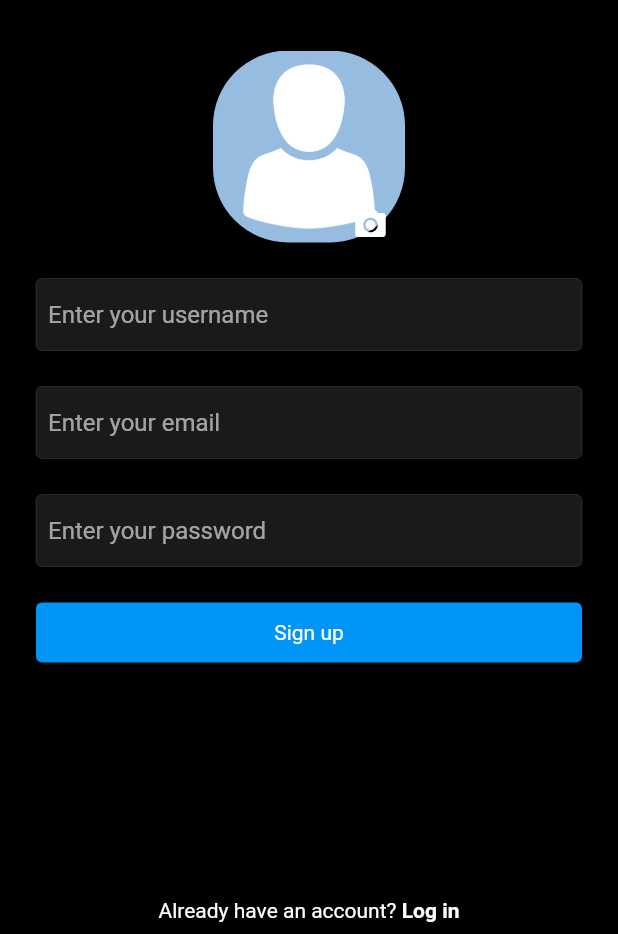
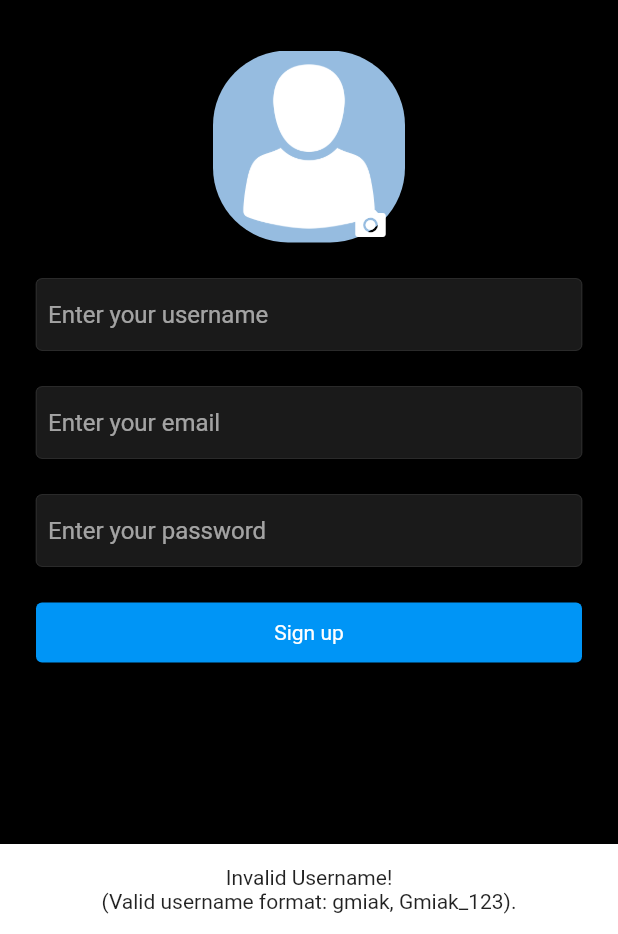
Before and after one commit to gmiak/qltura, a Flutter app: the SignUpScreen screen opened directly, after a tap on "Sign up", on a phone screen of 412 x 824 dp, the part 302-1236 px from its top. Run offline on Flutter 3.47's test engine with Material 2 defaults, Android fonts, the phone set to English and light mode, and no system bars; our stand-ins replace cloud_firestore, firebase_auth, firebase_core, firebase_storage, image_picker; missing offline and left inert: cloud_firestore_web, firebase_auth_web, firebase_core_web, firebase_storage_web, image_picker_for_web; accounts and stored records are empty.

Commit message:
Did some big refactoring in the codebase

```diff
--- /dev/null
+++ b/lib/client/service/utils/show_snack_bar.dart
@@ -0,0 +1,13 @@
+import 'package:flutter/material.dart';
+
+showSnackBar(String content, BuildContext context) {
+  ScaffoldMessenger.of(context).showSnackBar(
+    SnackBar(
+      content: Text(
+        content,
+        textAlign: TextAlign.center,
+      ),
+      duration: const Duration(seconds: 8),
+    ),
+  );
+}
--- a/lib/client/view/screens/signup_screen.dart
+++ b/lib/client/view/screens/signup_screen.dart
@@ -5,8 +5,14 @@ import 'package:flutter/material.dart';
 import 'package:image_picker/image_picker.dart';
 import 'package:qltura/client/service/utils/colors.dart';
 import 'package:qltura/client/service/utils/select_image.dart';
+import 'package:qltura/client/service/utils/show_snack_bar.dart';
 import 'package:qltura/client/view/components/text_field_input.dart';
-import 'package:qltura/server/controller/profile_controller.dart';
+import 'package:qltura/client/view/screens/login_screen.dart';
+import 'package:qltura/server/controller/user_controller.dart';
+
+import '../../service/config/responsiveLayout/mobile_screen_layout.dart';
+import '../../service/config/responsiveLayout/responsive.dart';
+import '../../service/config/responsiveLayout/web_screen_layout.dart';
 
 class SignUpScreen extends StatefulWidget {
   const SignUpScreen({Key? key}) : super(key: key);
@@ -19,6 +25,8 @@ class _SignUpScreenState extends State<SignUpScreen> {
   final TextEditingController _passwordController = TextEditingController();
   final TextEditingController _usernameController = TextEditingController();
   Uint8List? _image;
+  // ignore: prefer_final_fields
+  bool _isLoading = false;
 
   // Dispose for cleaning up the textfield
   @override
@@ -35,6 +43,43 @@ class _SignUpScreenState extends State<SignUpScreen> {
     setState(() {
       _image = pic;
     });
+  }
+
+  // Signup user
+  signUpUser() async {
+    setState(() {
+      _isLoading = true;
+    });
+    String res = await UserController().signup(
+      email: _emailController.text,
+      password: _passwordController.text,
+      username: _usernameController.text,
+      file: _image ?? await loadDefaultAvatar(),
+    );
+    setState(() {
+      _isLoading = false;
+    });
+    if (res == "success") {
+      // ignore: use_build_context_synchronously
+      Navigator.of(context).push(MaterialPageRoute(
+        builder: (context) => const ResponsiveLayout(
+          mobileScreenLayout: MobileScreenLayout(),
+          webScreenLayout: WebScreenLayout(),
+        ),
+      ));
+    } else {
+      // ignore: use_build_context_synchronously
+      showSnackBar(res, context);
+    }
+  }
+
+  // Navigate to signup
+  void navigateTologin() {
+    Navigator.of(context).pushReplacement(
+      MaterialPageRoute(
+        builder: (context) => const LoginScreen(),
+      ),
+    );
   }
 
   @override
@@ -108,17 +153,7 @@ class _SignUpScreenState extends State<SignUpScreen> {
               const SizedBox(height: 24),
               // Button login with container
               InkWell(
-                onTap: () async {
-                  String res =
-                      await ProfileController().signupAndCreateUserProfile(
-                    email: _emailController.text,
-                    password: _passwordController.text,
-                    username: _usernameController.text,
-                    file: _image ?? await loadDefaultAvatar(),
-                  );
-                  // ignore: avoid_print
-                  print(res);
-                },
+                onTap: signUpUser,
                 child: Container(
                   width: double.infinity,
                   alignment: Alignment.center,
@@ -130,7 +165,13 @@ class _SignUpScreenState extends State<SignUpScreen> {
                         ),
                       ),
                       color: blueColor),
-                  child: const Text('Sign up'),
+                  child: _isLoading
+                      ? Center(
+                          child: CircularProgressIndicator(
+                            color: primaryColor,
+                          ),
+                        )
+                      : const Text('Sign up'),
                 ),
               ),
               const SizedBox(height: 12),
@@ -146,11 +187,11 @@ class _SignUpScreenState extends State<SignUpScreen> {
                     child: const Text("Already have an account? "),
                   ),
                   GestureDetector(
-                    onTap: () {},
+                    onTap: navigateTologin,
                     child: Container(
                       padding: const EdgeInsets.symmetric(vertical: 8),
                       child: const Text(
-                        "Log in",
+                        "Login",
                         style: TextStyle(
                           fontWeight: FontWeight.bold,
                         ),
--- a/lib/server/controller/profile_controller.dart
+++ /dev/null
@@ -1,59 +0,0 @@
-import 'dart:typed_data';
-import 'package:firebase_auth/firebase_auth.dart';
-import 'package:qltura/server/model/profile_interface.dart';
-import 'package:qltura/server/model/profile_model.dart';
-import 'package:qltura/server/service/profile_service.dart';
-import 'package:qltura/server/service/validation_service.dart';
-//import 'package:flutter/material.dart';
-
-class ProfileController {
-  // sign up user and create user profile
-  Future<String> signupAndCreateUserProfile({
-    required String email,
-    required String password,
-    required String username,
-    required Uint8List file,
-  }) async {
-    String res = "Some error occurred";
-    Profile userProfile = ProfileModel(email: email, username: username);
-
-    try {
-      // Validation
-      if (!email.isValidEmail) {
-        res = "Please Enter a valid Email!";
-        return res;
-      }
-      if (!password.isValidPassword) {
-        res =
-            "Password must contain at least; eight characters, one uppercase letter, one lowercase letter, one number and one special character";
-        return res;
-      }
-
-      if (!username.isValidUserName) {
-        res =
-            "Please Enter a valid Username e.g, Gmiak, Tito_123, tito_123 (2-10 characters).";
-        return res;
-      }
-
-      // Register the user
-      final ps = ProfileService();
-      UserCredential cred = await ps.signupUser(email, password);
-
-      // Add the user to the database
-      userProfile.id = cred.user!.uid;
-      String userProfilePicUrl = await ps.loadUserProfilePic(
-          userProfile.id!, file); // Load the user's profile image
-      res = await ps.createUserProfile(userProfile, userProfilePicUrl);
-    } on FirebaseAuthException catch (err) {
-      if (err.code == 'invalid-email') {
-        res = "The email is badly formated";
-      }
-      if (err.code == 'weak-password') {
-        res = "Password should be at least 6 characters";
-      }
-    } catch (err) {
-      res = err.toString();
-    }
-    return res;
-  }
-}
--- /dev/null
+++ b/lib/server/controller/user_controller.dart
@@ -0,0 +1,95 @@
+import 'dart:typed_data';
+
+import 'package:firebase_auth/firebase_auth.dart';
+import 'package:qltura/server/model/user_model.dart';
+import 'package:qltura/server/service/user/user_service.dart';
+import 'package:qltura/server/service/validation_service.dart';
+
+class UserController {
+  Future<String> signup({
+    required String email,
+    required String password,
+    required String username,
+    required Uint8List file,
+  }) async {
+    String res = "Some error occurred!";
+    try {
+      if (!username.isValidUserName) {
+        res = "Invalid Username!\n(Valid username format: gmiak, Gmiak_123).";
+        return res;
+      }
+      if (!email.isValidEmail) {
+        res = "The email is badly formated!";
+        return res;
+      }
+      if (password.length < 8) {
+        res = "Password must contain at least 8 characters!";
+        return res;
+      }
+      if (!password.isContaindigit) {
+        res = "Password must contain at least one digit [0-9]";
+        return res;
+      }
+      if (!password.isContainLowercase) {
+        res = "Password must contain at least one lowercase [a-z]";
+        return res;
+      }
+      if (!password.isContainUppercase) {
+        res = "Password must contain at least one uppercase [A-Z]!";
+        return res;
+      }
+      if (!password.isContainSpecialCharacter) {
+        res = "Password must contain at least one special character [*.!%#&]";
+        return res;
+      }
+      // User's Registration
+      UserService userService = UserService();
+      UserCredential cred = await userService.signupUser(email, password);
+      // Adding user to the database
+      UserQ user = UserQ(username: username, email: email);
+      user.id = cred.user!.uid;
+      // load profile picture
+      String userProfilePicUrl =
+          await userService.loadUserProfilePic(user.id, file);
+      user.profilepic = userProfilePicUrl;
+      res = await userService.addUserToDb(user);
+      return res;
+    } catch (err) {
+      res = err.toString();
+    }
+    return res;
+  }
+
+  // Logging in the user
+  Future<String> loginUser({
+    required String email,
+    required String password,
+  }) async {
+    String res = "Some error occured!";
+    UserService userService = UserService();
+    try {
+      if (email.isNotEmpty || password.isNotEmpty) {
+        await userService.loginUser(email, password);
+        res = "success";
+      } else {
+        res = "Please enter all the fields.";
+      }
+    } on FirebaseAuthException catch (e) {
+      if (e.code == "user-not-found") {
+        res = "User not found!";
+      }
+      if (e.code == "wrong-password") {
+        res = "Wrong password";
+      }
+    } catch (err) {
+      res = err.toString();
+    }
+    return res;
+  }
+
+  // Logging out
+  Future<void> logout() async {
+    final us = UserService();
+    us.signoutUser();
+  }
+}
--- a/lib/server/model/profile_interface.dart
+++ /dev/null
@@ -1,14 +0,0 @@
-/// Profile interface
-class Profile {
-  String? id;
-  String? firstname;
-  String? lastname;
-  String? username;
-  String? email;
-  String? gender;
-  String? joined;
-  String? bio;
-  String? profilepic;
-  List<String>? followers;
-  List<String>? following;
-}
--- a/lib/server/model/profile_model.dart
+++ /dev/null
@@ -1,39 +0,0 @@
-import 'package:qltura/server/model/profile_interface.dart';
-
-class ProfileModel implements Profile {
-  @override
-  String? email;
-
-  @override
-  String? firstname;
-
-  @override
-  List<String>? followers;
-
-  @override
-  List<String>? following;
-
-  @override
-  String? gender;
-
-  @override
-  String? id;
-
-  @override
-  String? joined;
-
-  @override
-  String? lastname;
-
-  @override
-  String? profilepic;
-
-  @override
-  String? username;
-
-  // Signup constructor
-  ProfileModel({this.email, this.username});
-
-  @override
-  String? bio;
-}
--- /dev/null
+++ b/lib/server/model/user_model.dart
@@ -0,0 +1,28 @@
+class UserQ {
+  String id = "";
+  String firstname = "";
+  String lastname = "";
+  String username;
+  String email;
+  String gender = "";
+  String joined = DateTime.now().toString();
+  String bio = "";
+  String profilepic = "";
+  List followers = [];
+  List following = [];
+  UserQ({required this.username, required this.email});
+
+  Map<String, dynamic> toJson() => {
+        "id": id,
+        "firstname": firstname,
+        "lastname": lastname,
+        "username": username,
+        "email": email,
+        "gender": gender,
+        "joined": joined,
+        "bio": bio,
+        "profilepic": profilepic,
+        "followers": followers,
+        "following": following,
+      };
+}
--- a/pubspec.yaml
+++ b/pubspec.yaml
@@ -36,6 +36,7 @@ dependencies:
   flutter:
     sdk: flutter
   image_picker: ^0.8.5+3
+  provider: ^6.0.3
 
 dev_dependencies:
   flutter_lints: ^2.0.0
```
Also changed, not shown: lib/client/model/profile.dart (added, +25 -0 lines), lib/client/service/config/responsiveLayout/mobile_screen_layout.dart (+13 -2 lines), lib/client/view/screens/login_screen.dart (+53 -3 lines), lib/main.dart (+35 -4 lines), lib/server/service/iprofile_service.dart (deleted, +0 -16 lines), lib/server/service/profile_service.dart (deleted, +0 -91 lines), lib/server/service/user/iuser_service.dart (added, +17 -0 lines), lib/server/service/user/user_service.dart (added, +82 -0 lines), lib/server/service/validation_service.dart (+25 -0 lines), 1 other file.
